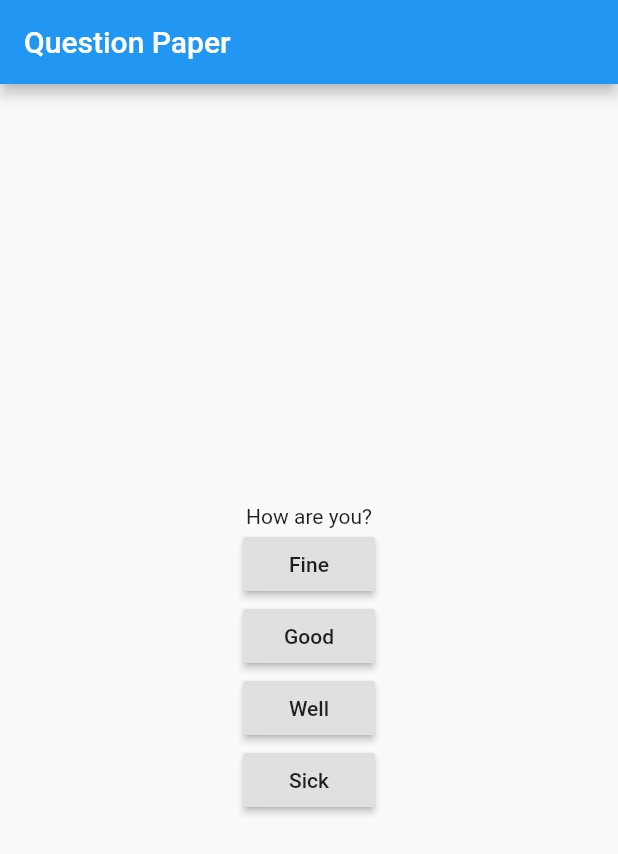
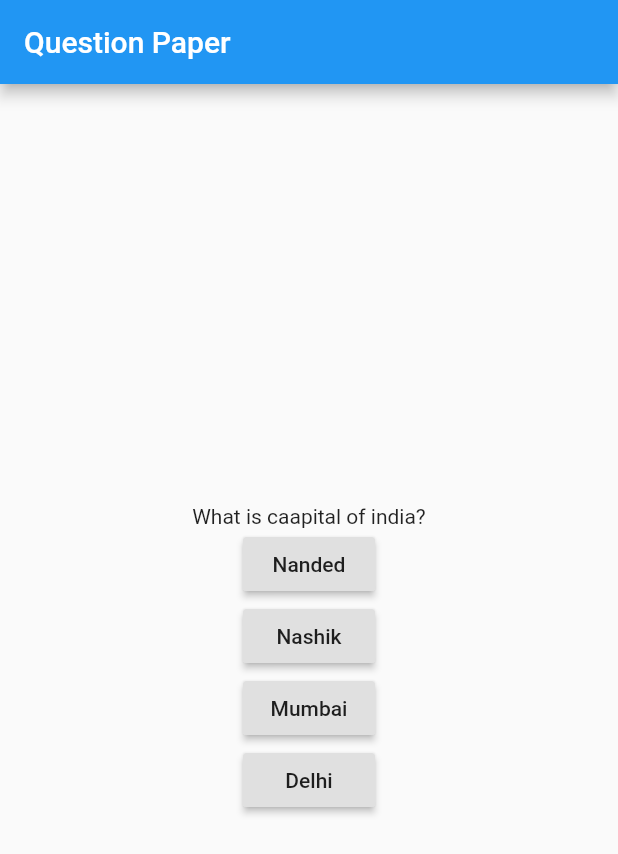
Before and after one commit to subodh358/Flutter-App, a Flutter app: the screen it shows after launch, after a tap on "Fine", on a phone screen of 412 x 824 dp. Shown: the top 854 px of the screen. Run offline on Flutter 3.47's test engine with Material 2 defaults, Android fonts, the phone set to English and light mode, and no system bars.

Commit message:
Question Ready

```diff
--- a/lib/main.dart
+++ b/lib/main.dart
@@ -15,11 +15,39 @@ class HomePage extends StatefulWidget {
 class Questions {
   var question;
   var answers = [];
+
+  Questions(var question, var answers){
+    this.question= question;
+    this.answers = answers;
+
+  }
+
 }
 
 class _HomePageState extends State<HomePage> {
-  Questions que = new Questions();
   int number = 0;
+
+  List questionList = [];
+  _HomePageState(){
+    questionList.add(Questions("How are you?", ['Fine', 'Good', 'Well', 'Sick']));
+
+    questionList.add(Questions("What is caapital of india?", ['Nanded', 'Nashik', 'Mumbai', 'Delhi']));
+
+    questionList.add(Questions("What is 2/2 ?", ['4', '1', '5', '6']));
+
+    questionList.add(Questions("What is opposit of bad?", ['Aweosome', 'Good', 'Badness', 'Badless']));
+
+    questionList.add(Questions("What is yout GF name?",['Rashmi', 'Anju', 'Siya', 'Anamika']));
+
+    questionList.add(Questions("How much height of ambani house?", ['0.9km', '1 km', '2.4km', '4km']));
+
+    questionList.add(Questions("What is your favouriate coloure", ['Blue', 'Black', 'Voilet', 'Pink']));
+
+    questionList.add(Questions("What is your favouriate space agency?", ['NASA', 'ISRO', 'SpaceX', 'ESSA']));
+
+    questionList.add(Questions("What is einstine equation of relativity?", ['E=MC', 'E=MC*2', 'E=MCC', 'E=AB']));
+
+  }
 
   @override
   void initState() {
@@ -32,15 +60,17 @@ class _HomePageState extends State<HomePage> {
   }
 
   List<Widget> _getList() {
-    que.question = "How are you?";
-    que.answers = ['Fine', 'Good', 'Well', 'Sick'];
+
     List<Widget> temp = [];
-    temp.add(Text(que.question));
-    for (var i = 0; i < que.answers.length; i++) {
+    temp.add(Text(questionList.elementAt(number).question));
+    for (var i = 0; i < questionList.elementAt(number).answers.length; i++) {
       temp.add(RaisedButton(
-        child: Text(que.answers[i]),
+        child: Text(questionList.elementAt(number).answers[i]),
         onPressed: () {
           number++;
+          if(number == questionList.length){
+            number = 0;
+          }
           setState(() {});
         },
       ));
```
